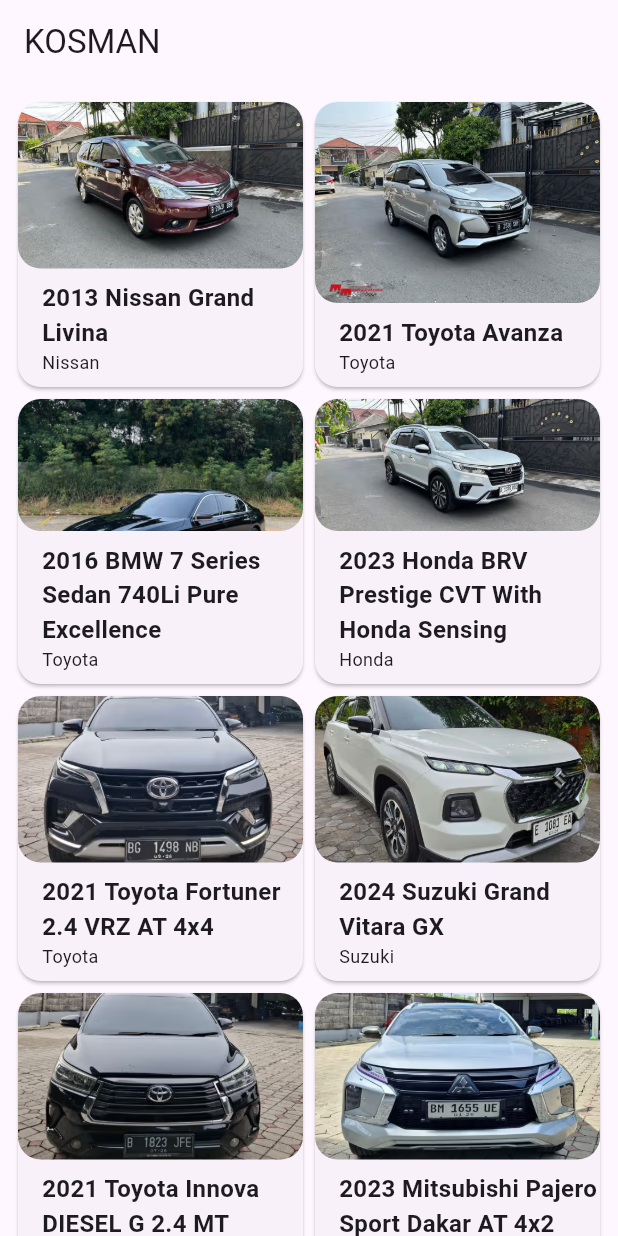
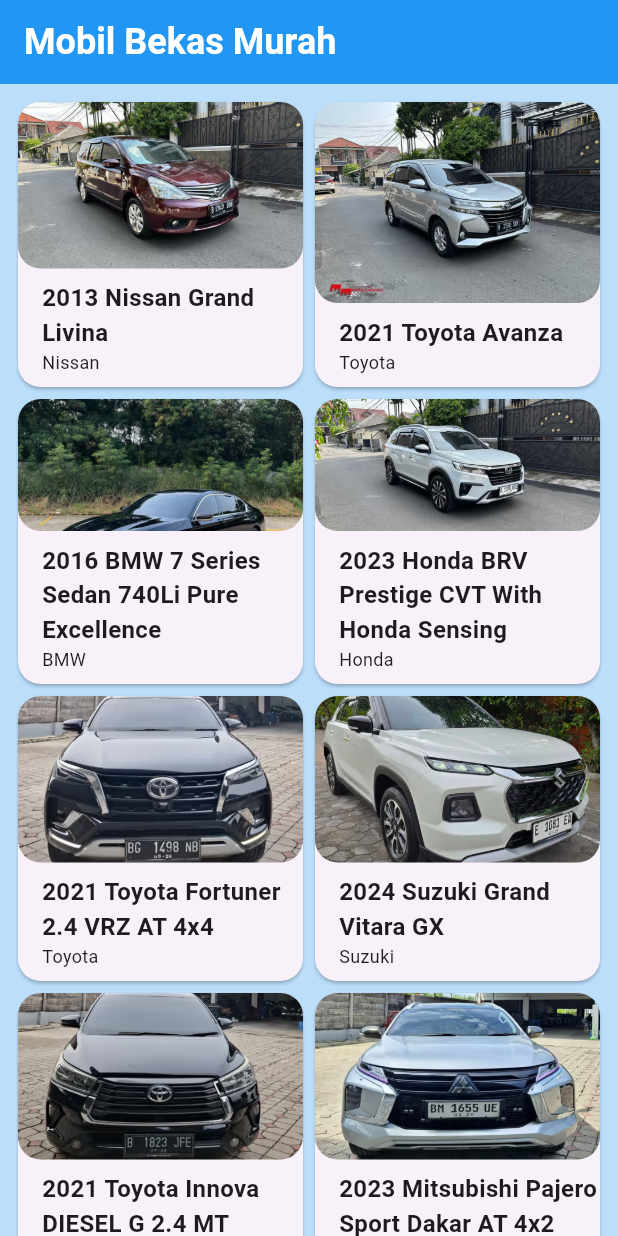
Before and after one commit to jodeyy/jualbeli_mobilbekas_k7, a Flutter app: the screen it shows after launch, on a phone screen of 412 x 824 dp. Run offline on Flutter 3.47's test engine with Material 3 defaults, Android fonts, the phone set to English and light mode, and no system bars; our stand-ins replace cached_network_image; Roboto replaces fonts that are missing (Arial).

Commit message:
update detail dan home screen

```diff
--- a/lib/data/mobil_data.dart
+++ b/lib/data/mobil_data.dart
@@ -4,10 +4,14 @@
   Mobil(
     name: '2013 Nissan Grand Livina',
     location: 'Jl.Demang Lebar Daun',
-        description: 'Nissan Grand Livina Merah Tua Metalik, Harga Cash : Call/ WA Pajak s/d November 2025,plat genap,stnk wilayah palembang,KM 189 ribu on going,mobil siap pakai dijamin tidak bekas banjir dan tabrakan',
+    description: 'Dijual Nissan Grand Livina tahun 2013, MPV yang nyaman dan irit bahan bakar. Mobil dalam kondisi bekas namun mulus, dengan warna merah yang elegan. Dilengkapi transmisi manual, AC dingin, sistem audio berkualitas, dan jok yang nyaman. Kilometer saat ini sekitar 120.000 km, dengan perawatan rutin sehingga performa tetap prima. Cocok untuk keluarga atau perjalanan harian. Harga bisa nego, segera hubungi jika berminat!',
     built: '2013',
     merek: 'Nissan',
     harga: 'Rp.75.000.000',
+    tempatduduk: '7',
+    cc: '1500',
+    bahanbakar: 'Bensin',
+    transmisi: 'Manual',
     imageAsset: 'images/grandlivina.jpg',
     imageUrls: [
       'https://imgcdnused.carbay.com/tr:w-500,h-333/car_image/102024/1732607444152.jpg',
@@ -20,10 +24,14 @@
   Mobil(
     name: '2021 Toyota Avanza',
     location: 'Jl.Demang Lebar Daun',
-    description: 'Toyota Grand Avanza Silver Metalik, Harga Cash : Call/ WA Pajak s/d November 2025,plat genap,stnk wilayah palembang,KM 189 ribu on going,mobil siap pakai dijamin tidak bekas banjir dan tabrakan',
+    description: 'Dijual Toyota Avanza tahun 2021, MPV keluarga yang handal dan irit bahan bakar. Kondisi bekas terawat, dengan transmisi manual dan kilometer rendah. Dilengkapi fitur modern seperti AC dingin, sistem audio, serta kabin yang luas dan nyaman. Cocok untuk kebutuhan harian atau perjalanan jauh. Harga nego, segera hubungi untuk informasi lebih lanjut!',
     built: '2021',
     merek: 'Toyota',
     harga: 'Rp.90.000.000',
+    tempatduduk: '7',
+    cc: '1300',
+    bahanbakar: 'Bensin',
+    transmisi: 'Manual',
     imageAsset: 'images/avanza.jpg',
     imageUrls: [
       'https://imgcdnused.carbay.com/tr:w-500,h-333/car_image/102024/1732602441237.jpg',
@@ -36,10 +44,14 @@
   Mobil(
     name: '2016 BMW 7 Series Sedan 740Li Pure Excellence',
     location: 'Jl.Demang Lebar Daun',
-    description: 'Bmw 7 series Black, Harga Cash : Call/ WA Pajak s/d November 2025,plat genap,stnk wilayah palembang,KM 189 ribu on going,mobil siap pakai dijamin tidak bekas banjir dan tabrakan',
-    built: '2021',
-    merek: 'Toyota',
+    description: 'Dijual BMW 7 Series Sedan 740Li Pure Excellence tahun 2016, sedan premium dengan kenyamanan dan performa kelas atas. Dibekali mesin bertenaga, transmisi otomatis halus, serta fitur mewah seperti interior kulit, sistem audio premium, panoramic sunroof, dan teknologi canggih untuk pengalaman berkendara yang sempurna. Kondisi bekas, terawat dengan baik, dan siap pakai. Hubungi segera untuk info lebih lanjut dan harga nego!',
+    built: '2016',
+    merek: 'BMW',
     harga: 'Rp.160.000.000',
+    tempatduduk: '5',
+    cc: '3000',
+    bahanbakar: 'Bensin',
+    transmisi: 'Otomatis',
     imageAsset: 'images/bmw7.jpg',
     imageUrls: [
       'https://imgcdnused.carbay.com/tr:w-500,h-333/car_image/102024/1732609639316.jpg',
@@ -52,10 +64,14 @@
   Mobil(
     name: '2023 Honda BRV Prestige CVT With Honda Sensing',
     location: 'Jl.Demang Lebar Daun',
-    description: 'Honda BR-V 1.5 CVT Prestige Sensing 2023 Putih Mutiara, Harga Cash : Call/ WA Pajak s/d November 2025,plat genap,stnk wilayah palembang,KM 189 ribu on going,mobil siap pakai dijamin tidak bekas banjir dan tabrakan',
+    description: 'Dijual Honda BR-V Prestige CVT with Honda Sensing tahun 2023, SUV modern yang tangguh dan stylish. Dilengkapi transmisi otomatis CVT, fitur Honda Sensing untuk keselamatan canggih, kabin luas, AC digital, sistem audio berkualitas, dan teknologi terbaru untuk kenyamanan berkendara. Kondisi bekas, sangat terawat, seperti baru. Cocok untuk keluarga maupun aktivitas sehari-hari. Harga nego, hubungi sekarang untuk informasi lebih lanjut!',
     built: '2023',
     merek: 'Honda',
     harga: 'Rp.154.000.000',
+    tempatduduk: '7',
+    cc: '1500',
+    bahanbakar: 'Bensin',
+    transmisi: 'CVT',
     imageAsset: 'images/brv.jpg',
     imageUrls: [
       'https://imgcdnused.carbay.com/tr:w-500,h-333/car_image/102024/1731206951783.jpg',
@@ -68,10 +84,14 @@
   Mobil(
     name: '2021 Toyota Fortuner 2.4 VRZ AT 4x4',
     location: 'Jl.Demang Lebar Daun',
-    description: '2021 Toyota Fortuner Warna Hitam Mengkilat, Harga Cash : Call/ WA Pajak s/d November 2025,plat genap,stnk wilayah palembang,KM 189 ribu on going,mobil siap pakai dijamin tidak bekas banjir dan tabrakan',
+    description: 'Dijual Toyota Fortuner 2.4 VRZ AT 4x4 tahun 2021, SUV tangguh dengan performa luar biasa dan kenyamanan maksimal. Dibekali mesin diesel bertenaga, transmisi otomatis, dan sistem penggerak 4x4 yang andal di berbagai medan. Fitur unggulan termasuk interior premium, layar infotainment canggih, AC digital, dan teknologi keselamatan modern. Kondisi bekas, sangat terawat, siap digunakan. Harga nego, segera hubungi untuk detail lebih lanjut!',
     built: '2021',
     merek: 'Toyota',
     harga: 'Rp.200.000.000',
+    tempatduduk: '7',
+    cc: '2400',
+    bahanbakar: 'Bensin',
+    transmisi: 'Otomatis',
     imageAsset: 'images/fortuner.jpg',
     imageUrls: [
       'https://imgcdnused.carbay.com/tr:w-500,h-333/car_image/102024/1731206951783.jpg',
@@ -81,13 +101,18 @@
     ],
     isFavorite: false,
   ),
+
   Mobil(
     name: '2024 Suzuki Grand Vitara GX',
     location: 'Jl.Demang Lebar Daun',
-    description: 'SUZUKI GRAND VITARA HYBRID MATIC DUAL TONE TAHUN 2024, Harga Cash : Call/ WA Pajak s/d November 2025,plat genap,stnk wilayah palembang,KM 189 ribu on going,mobil siap pakai dijamin tidak bekas banjir dan tabrakan',
+    description: 'Dijual Suzuki Grand Vitara GX tahun 2024, SUV modern dengan desain stylish dan performa handal. Dilengkapi fitur canggih seperti transmisi otomatis, sistem infotainment terkini, kabin nyaman, dan teknologi keselamatan lengkap. Cocok untuk kebutuhan harian maupun perjalanan jauh. Kondisi seperti baru, sangat terawat. Harga nego, segera hubungi untuk detail lebih lanjut!',
     built: '2021',
     merek: 'Suzuki',
     harga: 'Rp.165.000.000',
+    tempatduduk: '7',
+    cc: '1462',
+    bahanbakar: 'Bensin',
+    transmisi: 'Otomatis',
     imageAsset: 'images/grandvitara.jpg',
     imageUrls: [
       'https://imgcdnused.carbay.com/tr:w-500,h-333/car_image/102024/1731206951783.jpg',
@@ -100,23 +125,34 @@
   Mobil(
     name: '2021 Toyota Innova DIESEL G 2.4 MT',
     location: 'Jl.Demang Lebar Daun',
-    description: '2021 Toyota Innova Diesel Warna Hitam Mengkilat, Harga Cash : Call/ WA Pajak s/d November 2025,plat genap,stnk wilayah palembang,KM 189 ribu on going,mobil siap pakai dijamin tidak bekas banjir dan tabrakan',
+    description: 'Dijual Toyota Innova Diesel G 2.4 MT tahun 2021, MPV tangguh dan irit bahan bakar. Dilengkapi mesin diesel bertenaga, transmisi manual, kabin luas, serta fitur kenyamanan seperti AC double blower dan sistem audio berkualitas. Cocok untuk keluarga atau perjalanan bisnis. Kondisi bekas terawat dengan kilometer rendah. Harga bisa nego, segera hubungi untuk informasi lebih lanjut!',
     built: '2021',
     merek: 'Toyota',
     harga: 'Rp.460.000.000',
+    tempatduduk: '7',
+    cc: '2393',
+    bahanbakar: 'Bensin',
+    transmisi: 'Otomatis',
     imageAsset: 'images/innova.jpg',
     imageUrls: [
-      ''
+      'https://imgcdnused.carbay.com/tr:w-500,h-333/car_image/102024/1731206951783.jpg',
+      'https://imgcdnused.carbay.com/tr:w-500,h-333/car_image/102024/1732609639316.jpg',
+      'https://imgcdnused.carbay.com/tr:w-500,h-333/car_image/102024/1732636530973.jpeg',
+      'https://imgcdnused.carbay.com/tr:w-500,h-333/car_image/102024/1732589969037.jpg',
     ],
     isFavorite: false,
   ),
   Mobil(
     name: '2023 Mitsubishi Pajero Sport Dakar AT 4x2',
     location: 'Jl.Demang Lebar Daun',
-    description: '2023 Mitsubishi Pajero Sport Warna Silver, Harga Cash : Call/ WA Pajak s/d November 2025,plat genap,stnk wilayah palembang,KM 189 ribu on going,mobil siap pakai dijamin tidak bekas banjir dan tabrakan',
+    description: 'Dijual Mitsubishi Pajero Sport Dakar AT 4x2 tahun 2023, SUV premium dengan desain elegan dan performa tangguh. Ditenagai mesin diesel bertenaga, transmisi otomatis, dan fitur canggih seperti layar infotainment, kamera 360°, sistem keselamatan lengkap, serta kabin mewah dan luas. Kondisi bekas sangat terawat, seperti baru, cocok untuk keluarga maupun aktivitas profesional. Harga nego, segera hubungi untuk detail lebih lanjut!',
     built: '2023',
     merek: 'Mitshubishi',
     harga: 'Rp.565.000.000',
+    tempatduduk: '7',
+    cc: '2400',
+    bahanbakar: 'Bensin',
+    transmisi: 'Otomatis',
     imageAsset: 'images/pajero.jpg',
     imageUrls: [
       'https://imgcdnused.carbay.com/tr:w-500,h-333/car_image/102024/1732609639316.jpg',
@@ -126,38 +162,7 @@
     ],
     isFavorite: false,
   ),
-  Mobil(
-    name: '2024 Toyota Rush (2006-2015) G MT',
-    location: 'Jl.Demang Lebar Daun',
-    description: 'Di jual Cepat Mobil Rush Tahun 2013 msh bagus, Harga Cash : Call/ WA Pajak s/d November 2025,plat genap,stnk wilayah palembang,KM 189 ribu on going,mobil siap pakai dijamin tidak bekas banjir dan tabrakan',
-    built: '2024',
-    merek: 'Toyota',
-    harga: 'Rp.120.000.000',
-    imageAsset: 'images/rush.jpg',
-    imageUrls: [
-      'https://imgcdnused.carbay.com/tr:w-500,h-333/car_image/102024/1732602441237.jpg',
-      'https://imgcdnused.carbay.com/tr:w-500,h-333/car_image/102024/1732592897154.jpg',
-      'https://imgcdnused.carbay.com/tr:w-500,h-333/car_image/102024/1732683462251.jpeg',
-      'https://imgcdnused.carbay.com/tr:w-500,h-333/car_image/82023/1695021986325.jpeg',
-    ],
-    isFavorite: false,
-  ),
-  Mobil(
-    name: '2018 Daihatsu Xenia (2009-2018) 1.3 X MT',
-    location: 'Jl.Demang Lebar Daun',
-    description: 'MOBIL Daihatsu Xenia warna Putih, Harga Cash : Call/ WA Pajak s/d November 2025,plat genap,stnk wilayah palembang,KM 189 ribu on going,mobil siap pakai dijamin tidak bekas banjir dan tabrakan',
-    built: '2021',
-    merek: 'Toyota',
-    harga: 'Rp.200.000.000',
-    imageAsset: 'images/xenia.jpg',
-    imageUrls: [
-      'https://imgcdnused.carbay.com/tr:w-500,h-333/car_image/102024/1732607444152.jpg',
-          'https://imgcdnused.carbay.com/tr:w-500,h-333/car_image/102024/1732602441237.jpg',
-          'https://imgcdnused.carbay.com/tr:w-500,h-333/car_image/92024/1728105259098.jpg',
-          'https://imgcdnused.carbay.com/tr:w-500,h-333/car_image/102024/1732078443901.JPEG',
-    ],
-    isFavorite: false,
-  ),
+
 
 
 
--- a/lib/main.dart
+++ b/lib/main.dart
@@ -13,7 +13,7 @@
   @override
   Widget build(BuildContext context) {
     return MaterialApp(
-      title: 'Flutter Demo',
+      title: 'Aplikasi Jual Mobil Second',
       theme: ThemeData(
         // This is the theme of your application.
         //
--- a/lib/models/mobil.dart
+++ b/lib/models/mobil.dart
@@ -5,6 +5,10 @@
   final String built;
   final String merek;
   final String harga;
+  final String tempatduduk;
+  final String cc;
+  final String bahanbakar;
+  final String transmisi;
   final String imageAsset;
   final List<String> imageUrls;
   bool isFavorite;
@@ -16,6 +20,10 @@
     required this.built,
     required this.merek,
     required this.harga,
+    required this.tempatduduk,
+    required this.cc,
+    required this.bahanbakar,
+    required this.transmisi,
     required this.imageAsset,
     required this.imageUrls,
     this.isFavorite = false,
--- a/lib/screens/home_screen.dart
+++ b/lib/screens/home_screen.dart
@@ -15,7 +15,17 @@
   Widget build(BuildContext context) {
     return Scaffold(
       // Todo: 1 Buat appbar dengan judul wisata Candi
-      appBar: AppBar(title: Text('KOSMAN'),),
+      backgroundColor: Colors.blue[100],
+      appBar: AppBar(title: Text('Mobil Bekas Murah',
+        style: TextStyle(
+          fontFamily: 'Arial', // Mengganti font ke Arial
+          fontSize: 24, // Mengubah ukuran font
+          fontWeight: FontWeight.bold, // Mengubah ketebalan font
+          color: Colors.white, // Mengubah warna font
+        ),
+      ),
+      backgroundColor: Colors.blue,
+      ),
       // Todo: 2. Buat body dengan GridView.builder
       body: GridView.builder(
           gridDelegate: SliverGridDelegateWithFixedCrossAxisCount(
```
Also changed, not shown: lib/screens/detail_screen.dart (+150 -74 lines). Lines whose indentation alone changed are shown as unchanged.
